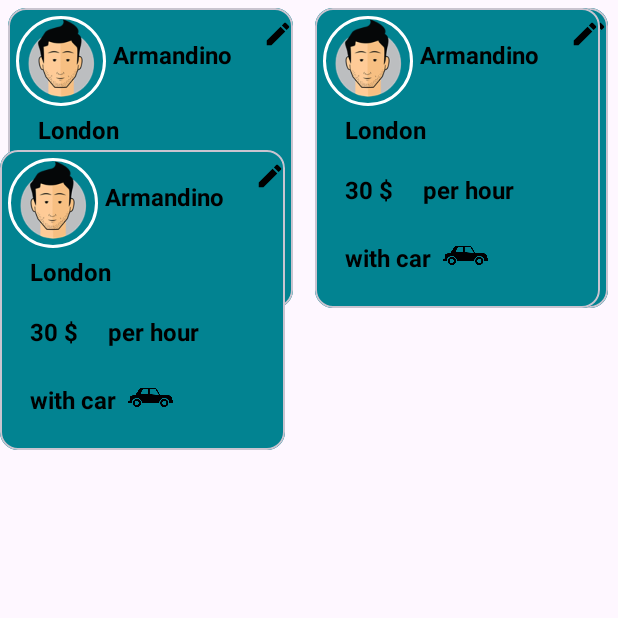
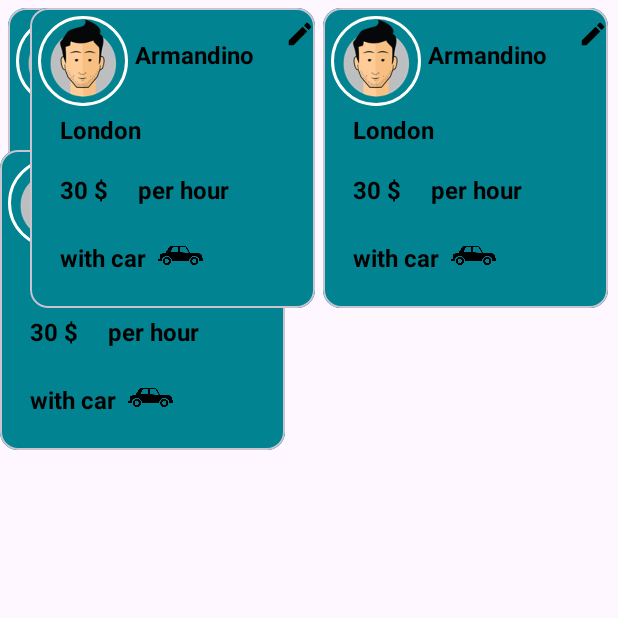
Before and after one commit to Gerl4ch/CardAppTwo, an Android app: the PessoasActivity screen opened directly, with no data from a screen before it, on a phone screen of 412 x 824 dp, the top half of it. Run offline under Robolectric (Android 15) with nearby library versions, the phone set to English and light mode, and no system bars; our stand-ins replace CircleImageView.

Commit message:
Card Apps

```diff
--- a/app/src/main/res/layout/pessoas_layout.xml
+++ b/app/src/main/res/layout/pessoas_layout.xml
@@ -192,9 +192,7 @@
     </com.google.android.material.card.MaterialCardView>
 </LinearLayout>
 
-    <LinearLayout
-        android:layout_width="match_parent"
-        android:layout_height="wrap_content">
+
     <com.google.android.material.card.MaterialCardView
 
         android:id="@+id/idCardView3"
@@ -375,5 +373,4 @@
 
 
     </com.google.android.material.card.MaterialCardView>
-    </LinearLayout>
 </RelativeLayout>
```
